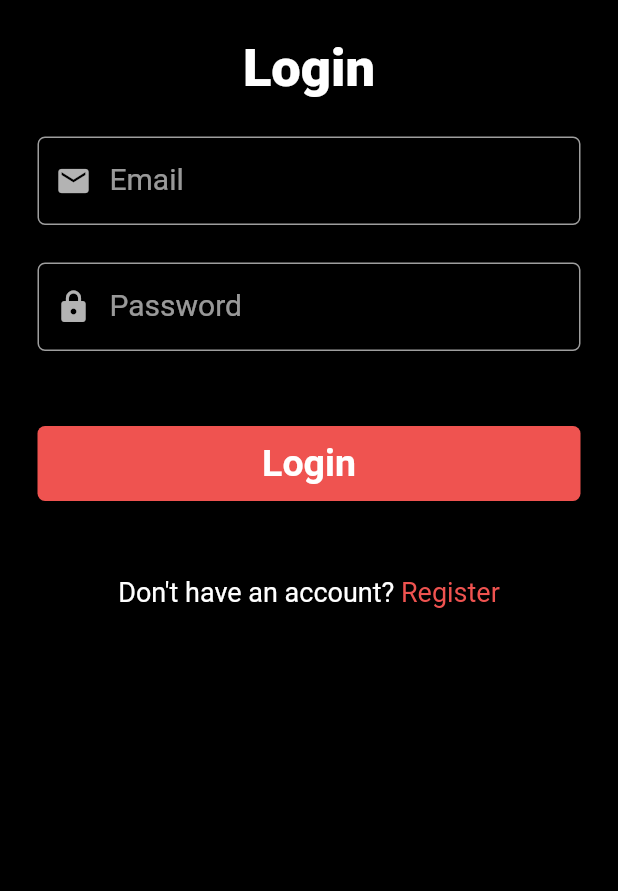
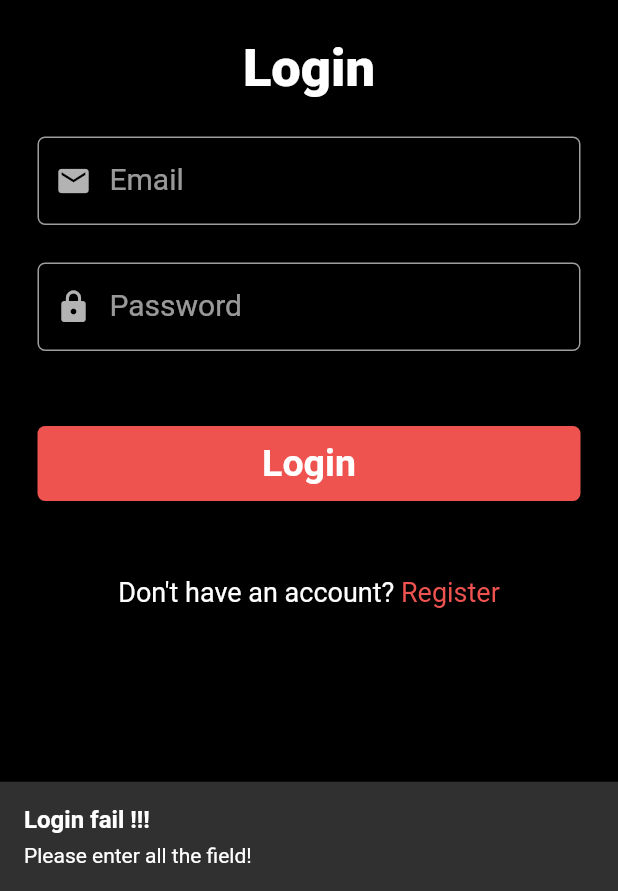
Before and after one commit to TruongAnim/tiktok_clone, a Flutter app: the LoginScreen screen opened directly, after a tap on "Login", on a phone screen of 412 x 824 dp, the part 345-1236 px from its top. Run offline on Flutter 3.47's test engine with Material 2 defaults, Android fonts, the phone set to English and light mode, and no system bars; our stand-ins replace cloud_firestore, firebase_auth, firebase_core, firebase_storage, get, image_picker; accounts and stored records are empty.

Commit message:
add login firebase

```diff
--- a/lib/controllers/auth_controller.dart
+++ b/lib/controllers/auth_controller.dart
@@ -18,8 +18,8 @@ class AuthController extends GetxController {
     final image = await ImagePicker().pickImage(source: ImageSource.gallery);
     if (image != null) {
       _pickedImage = Rx<File?>(File(image.path));
+      print(_pickedImage!.value);
     }
-    testString.value = 'goodbuye';
   }
 
   Future<String> uploadToStorage(File avatar) async {
@@ -31,6 +31,32 @@ class AuthController extends GetxController {
     TaskSnapshot snap = await uploadTask;
     String urlImage = await snap.ref.getDownloadURL();
     return urlImage;
+  }
+
+  void login(String email, String password) async {
+    try {
+      if (email.isNotEmpty && password.isNotEmpty) {
+        UserCredential credential = await firebaseAuth
+            .signInWithEmailAndPassword(email: email, password: password);
+        print(credential.user!.uid);
+      } else {
+        Get.showSnackbar(
+          const GetSnackBar(
+            title: 'Login fail !!!',
+            message: 'Please enter all the field!',
+            duration: Duration(seconds: 3),
+          ),
+        );
+      }
+    } catch (e) {
+      Get.showSnackbar(
+        GetSnackBar(
+          title: 'Login fail !!!',
+          message: e.toString(),
+          duration: const Duration(seconds: 3),
+        ),
+      );
+    }
   }
 
   void registerUser(String userName, String email, String password) async {
--- a/lib/main.dart
+++ b/lib/main.dart
@@ -27,7 +27,7 @@ class MyApp extends StatelessWidget {
       debugShowCheckedModeBanner: false,
       theme:
           ThemeData.dark().copyWith(scaffoldBackgroundColor: backgroundColor),
-      home: SignUpScreen(),
+      home: LoginScreen(),
     );
   }
 }
--- a/lib/views/screens/auth/login_screen.dart
+++ b/lib/views/screens/auth/login_screen.dart
@@ -7,6 +7,10 @@ class LoginScreen extends StatelessWidget {
   LoginScreen({super.key});
   final TextEditingController emailController = TextEditingController();
   final TextEditingController passwordController = TextEditingController();
+  void _login() {
+    authController.login(emailController.text, passwordController.text);
+  }
+
   @override
   Widget build(BuildContext context) {
     return Scaffold(
@@ -22,30 +26,30 @@ class LoginScreen extends StatelessWidget {
                     color: buttonColor,
                     fontWeight: FontWeight.w900),
               ),
-              SizedBox(
+              const SizedBox(
                 height: 25,
               ),
-              Text(
+              const Text(
                 'Login',
                 style: TextStyle(fontSize: 35, fontWeight: FontWeight.w900),
               ),
-              SizedBox(
+              const SizedBox(
                 height: 25,
               ),
               Container(
                 width: MediaQuery.of(context).size.width,
-                margin: EdgeInsets.symmetric(horizontal: 25),
+                margin: const EdgeInsets.symmetric(horizontal: 25),
                 child: InputTextField(
                     controller: emailController,
                     label: 'Email',
                     icon: Icons.email),
               ),
-              SizedBox(
+              const SizedBox(
                 height: 25,
               ),
               Container(
                 width: MediaQuery.of(context).size.width,
-                margin: EdgeInsets.symmetric(horizontal: 25),
+                margin: const EdgeInsets.symmetric(horizontal: 25),
                 child: InputTextField(
                   controller: passwordController,
                   label: 'Password',
@@ -53,23 +57,25 @@ class LoginScreen extends StatelessWidget {
                   isObsecure: true,
                 ),
               ),
-              SizedBox(
+              const SizedBox(
                 height: 50,
               ),
               Padding(
                 padding: const EdgeInsets.symmetric(horizontal: 25),
                 child: ButtonWidget(
-                  onTap: () {},
+                  onTap: () {
+                    _login();
+                  },
                   title: 'Login',
                 ),
               ),
-              SizedBox(
+              const SizedBox(
                 height: 50,
               ),
               Row(
                 mainAxisAlignment: MainAxisAlignment.center,
                 children: [
-                  Text(
+                  const Text(
                     'Don\'t have an account? ',
                     style: TextStyle(fontSize: 18),
                   ),
```
